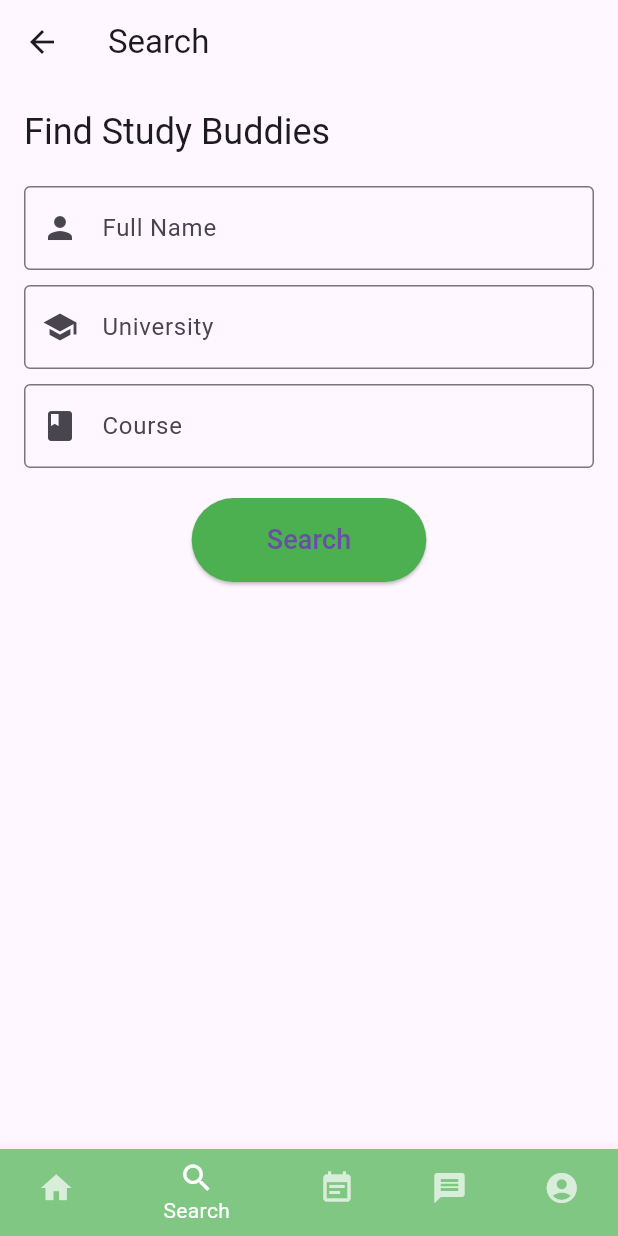
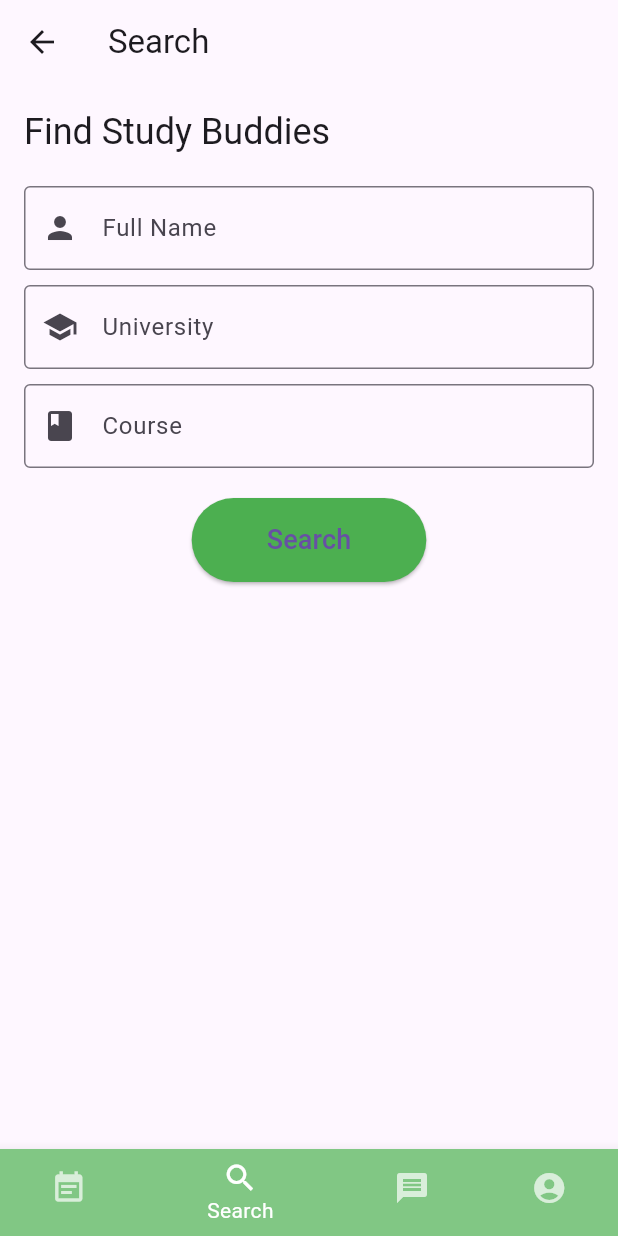
Before and after one commit to sykathowlader/study_buddy_fl, a Flutter app: the MainNavigation screen opened by its route, item 2 of the bottom bar chosen, on a phone screen of 412 x 824 dp. Run offline on Flutter 3.47's test engine with Material 3 defaults, Android fonts, the light colour scheme and no system bars; our stand-ins replace cloud_firestore, firebase_auth, firebase_core, firebase_storage, image_picker; accounts and stored records are empty.

```diff
--- a/lib/home_pages/main_navigation.dart
+++ b/lib/home_pages/main_navigation.dart
@@ -34,9 +34,9 @@ class _MainNavigationState extends State<MainNavigation> {
   @override
   Widget build(BuildContext context) {
     final List<Widget> _pages = [
-      HomePage(),
+      //HomePage(),
+      StudyPage(),
       SearchPage(),
-      StudyPage(),
       MessagePage(),
       ProfilePage(
         userId: _userId,
@@ -60,19 +60,20 @@ class _MainNavigationState extends State<MainNavigation> {
         selectedItemColor: Colors.white,
         unselectedItemColor: Colors.white70,
         items: [
-          BottomNavigationBarItem(
+          /* BottomNavigationBarItem(
             icon: Icon(Icons.home),
             label: "Home",
+            backgroundColor: Colors.green[300],
+          ),
+           */
+          BottomNavigationBarItem(
+            icon: Icon(Icons.event_note),
+            label: "Study Session",
             backgroundColor: Colors.green[300],
           ),
           BottomNavigationBarItem(
             icon: Icon(Icons.search),
             label: "Search",
-            backgroundColor: Colors.green[300],
-          ),
-          BottomNavigationBarItem(
-            icon: Icon(Icons.event_note),
-            label: "Study Session",
             backgroundColor: Colors.green[300],
           ),
           BottomNavigationBarItem(
--- a/lib/login_pages/login.dart
+++ b/lib/login_pages/login.dart
@@ -112,7 +112,8 @@ class _Login2State extends State<Login> {
                               _emailController.text, _passwordController.text);
                           if (user != null) {
                             // Sign in successful
-                            Navigator.pushNamed(context, '/main_navigation');
+                            Navigator.pushReplacementNamed(
+                                context, '/main_navigation');
                           } else {
                             // Sign in failed
                             setState(() => loading = false);
--- a/lib/login_pages/signup.dart
+++ b/lib/login_pages/signup.dart
@@ -216,7 +216,8 @@ class _SignupState extends State<Signup> {
                             // Sign up successful, navigate to home
                             loading = false;
 
-                            Navigator.pushNamed(context, '/main_navigation');
+                            Navigator.pushReplacementNamed(
+                                context, '/main_navigation');
                           } else {
                             // Sign up failed, show an error message
                             loading = false;
```
Also changed, not shown: lib/message/message_screen.dart (+16 -1 lines).
